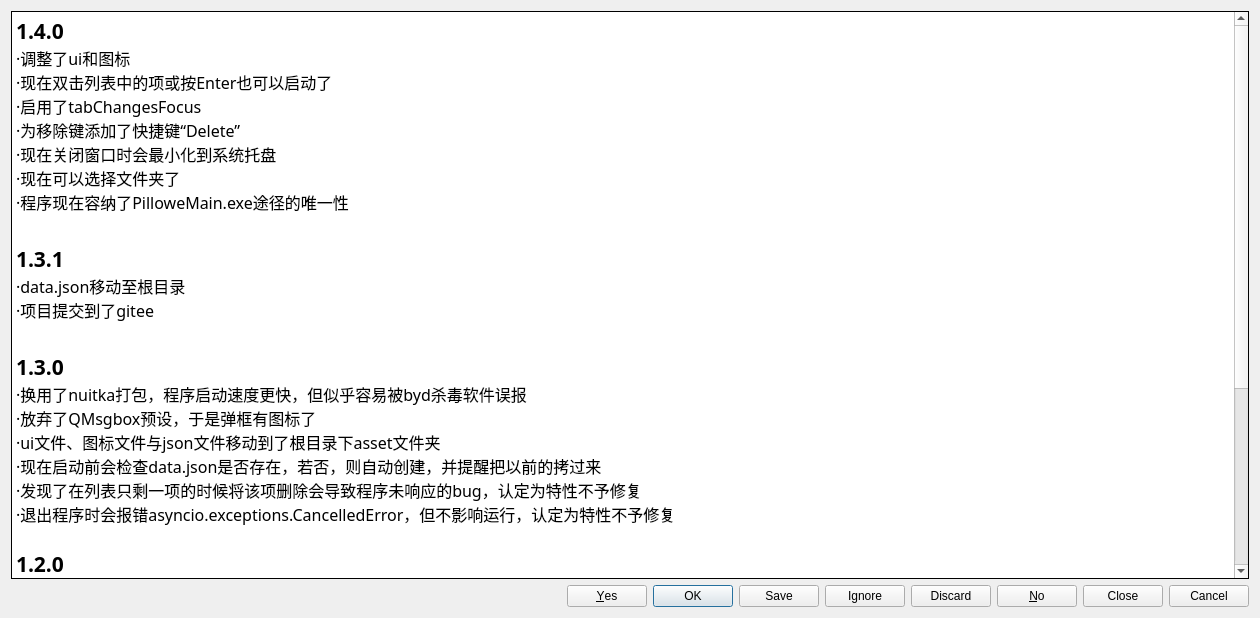
The window that assets/changelog.ui (Pillowe582/toolkit) describes before a commit, drawn with Qt 5.
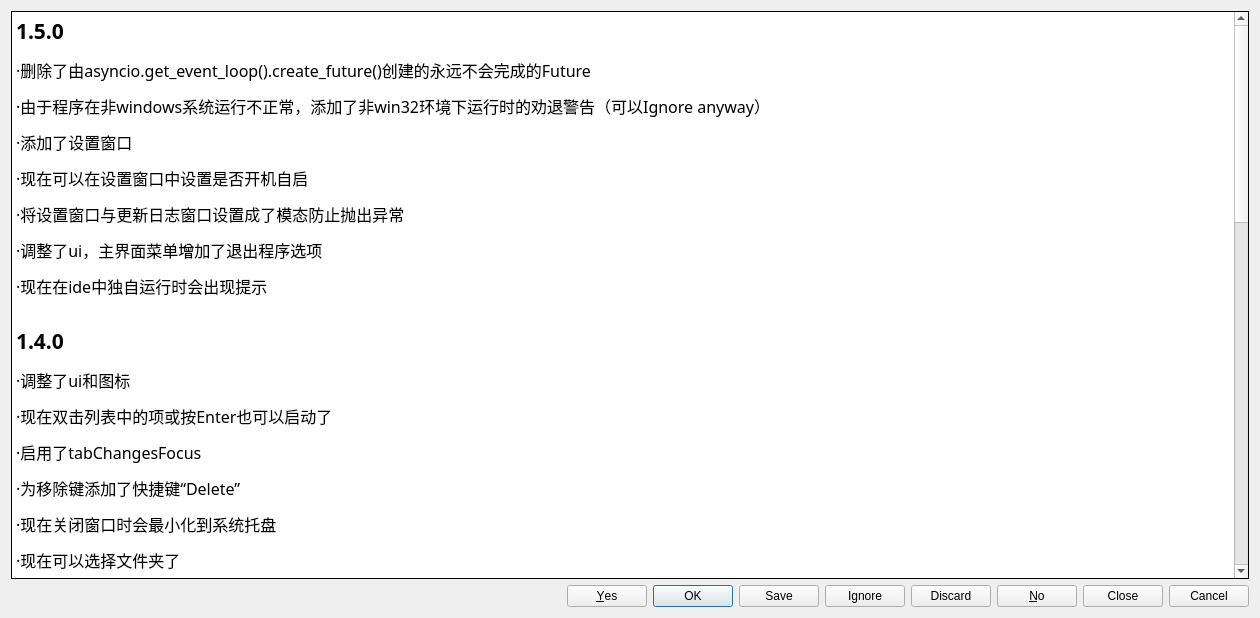
The same window after the commit.

```diff
--- a/assets/changelog.ui
+++ b/assets/changelog.ui
@@ -14,6 +14,16 @@
    <string>更新日志</string>
   </property>
   <layout class="QGridLayout" name="gridLayout">
+   <item row="1" column="0">
+    <widget class="QDialogButtonBox" name="buttonBox">
+     <property name="orientation">
+      <enum>Qt::Horizontal</enum>
+     </property>
+     <property name="standardButtons">
+      <set>QDialogButtonBox::Cancel|QDialogButtonBox::Close|QDialogButtonBox::Discard|QDialogButtonBox::Ignore|QDialogButtonBox::No|QDialogButtonBox::Ok|QDialogButtonBox::Save|QDialogButtonBox::Yes</set>
+     </property>
+    </widget>
+   </item>
    <item row="0" column="0">
     <widget class="QTextBrowser" name="textBrowser">
      <property name="font">
@@ -33,48 +43,46 @@
 &lt;html&gt;&lt;head&gt;&lt;meta name=&quot;qrichtext&quot; content=&quot;1&quot; /&gt;&lt;style type=&quot;text/css&quot;&gt;
 p, li { white-space: pre-wrap; }
 &lt;/style&gt;&lt;/head&gt;&lt;body style=&quot; font-family:'宋体','宋体'; font-size:9pt; font-weight:400; font-style:normal;&quot;&gt;
-&lt;p style=&quot; margin-top:0px; margin-bottom:0px; margin-left:0px; margin-right:0px; -qt-block-indent:0; text-indent:0px;&quot;&gt;&lt;span style=&quot; font-family:'SimSun'; font-size:16pt; font-weight:600;&quot;&gt;1.4.0&lt;/span&gt;&lt;/p&gt;
-&lt;p style=&quot; margin-top:0px; margin-bottom:0px; margin-left:0px; margin-right:0px; -qt-block-indent:0; text-indent:0px;&quot;&gt;&lt;span style=&quot; font-family:'SimSun'; font-size:12pt;&quot;&gt;·调整了ui和图标&lt;/span&gt;&lt;/p&gt;
-&lt;p style=&quot; margin-top:0px; margin-bottom:0px; margin-left:0px; margin-right:0px; -qt-block-indent:0; text-indent:0px;&quot;&gt;&lt;span style=&quot; font-family:'SimSun'; font-size:12pt;&quot;&gt;·现在双击列表中的项或按Enter也可以启动了&lt;/span&gt;&lt;/p&gt;
-&lt;p style=&quot; margin-top:0px; margin-bottom:0px; margin-left:0px; margin-right:0px; -qt-block-indent:0; text-indent:0px;&quot;&gt;&lt;span style=&quot; font-family:'SimSun'; font-size:12pt;&quot;&gt;·启用了tabChangesFocus&lt;/span&gt;&lt;/p&gt;
-&lt;p style=&quot; margin-top:0px; margin-bottom:0px; margin-left:0px; margin-right:0px; -qt-block-indent:0; text-indent:0px;&quot;&gt;&lt;span style=&quot; font-family:'SimSun'; font-size:12pt;&quot;&gt;·为移除键添加了快捷键“Delete”&lt;/span&gt;&lt;/p&gt;
-&lt;p style=&quot; margin-top:0px; margin-bottom:0px; margin-left:0px; margin-right:0px; -qt-block-indent:0; text-indent:0px;&quot;&gt;&lt;span style=&quot; font-family:'SimSun'; font-size:12pt;&quot;&gt;·现在关闭窗口时会最小化到系统托盘&lt;/span&gt;&lt;/p&gt;
-&lt;p style=&quot; margin-top:0px; margin-bottom:0px; margin-left:0px; margin-right:0px; -qt-block-indent:0; text-indent:0px;&quot;&gt;&lt;span style=&quot; font-family:'SimSun'; font-size:12pt;&quot;&gt;·现在可以选择文件夹了&lt;/span&gt;&lt;/p&gt;
-&lt;p style=&quot; margin-top:0px; margin-bottom:0px; margin-left:0px; margin-right:0px; -qt-block-indent:0; text-indent:0px;&quot;&gt;&lt;span style=&quot; font-family:'SimSun'; font-size:12pt;&quot;&gt;·程序现在容纳了PilloweMain.exe途径的唯一性&lt;/span&gt;&lt;/p&gt;
-&lt;p style=&quot;-qt-paragraph-type:empty; margin-top:0px; margin-bottom:0px; margin-left:0px; margin-right:0px; -qt-block-indent:0; text-indent:0px; font-family:'SimSun'; font-size:16pt; font-weight:600;&quot;&gt;&lt;br /&gt;&lt;/p&gt;
-&lt;p style=&quot; margin-top:0px; margin-bottom:0px; margin-left:0px; margin-right:0px; -qt-block-indent:0; text-indent:0px;&quot;&gt;&lt;span style=&quot; font-family:'SimSun'; font-size:16pt; font-weight:600;&quot;&gt;1.3.1&lt;/span&gt;&lt;/p&gt;
-&lt;p style=&quot; margin-top:0px; margin-bottom:0px; margin-left:0px; margin-right:0px; -qt-block-indent:0; text-indent:0px;&quot;&gt;&lt;span style=&quot; font-family:'SimSun'; font-size:12pt;&quot;&gt;·data.json移动至根目录&lt;/span&gt;&lt;/p&gt;
-&lt;p style=&quot; margin-top:0px; margin-bottom:0px; margin-left:0px; margin-right:0px; -qt-block-indent:0; text-indent:0px;&quot;&gt;&lt;span style=&quot; font-family:'SimSun'; font-size:12pt;&quot;&gt;·项目提交到了gitee&lt;/span&gt;&lt;/p&gt;
-&lt;p style=&quot;-qt-paragraph-type:empty; margin-top:0px; margin-bottom:0px; margin-left:0px; margin-right:0px; -qt-block-indent:0; text-indent:0px; font-family:'SimSun'; font-size:16pt; font-weight:600;&quot;&gt;&lt;br /&gt;&lt;/p&gt;
-&lt;p style=&quot; margin-top:0px; margin-bottom:0px; margin-left:0px; margin-right:0px; -qt-block-indent:0; text-indent:0px;&quot;&gt;&lt;span style=&quot; font-family:'SimSun'; font-size:16pt; font-weight:600;&quot;&gt;1.3.0&lt;/span&gt;&lt;/p&gt;
-&lt;p style=&quot; margin-top:0px; margin-bottom:0px; margin-left:0px; margin-right:0px; -qt-block-indent:0; text-indent:0px;&quot;&gt;&lt;span style=&quot; font-family:'SimSun'; font-size:12pt;&quot;&gt;·换用了nuitka打包，程序启动速度更快，但似乎容易被byd杀毒软件误报&lt;/span&gt;&lt;/p&gt;
-&lt;p style=&quot; margin-top:0px; margin-bottom:0px; margin-left:0px; margin-right:0px; -qt-block-indent:0; text-indent:0px;&quot;&gt;&lt;span style=&quot; font-family:'SimSun'; font-size:12pt;&quot;&gt;·放弃了QMsgbox预设，于是弹框有图标了&lt;/span&gt;&lt;/p&gt;
-&lt;p style=&quot; margin-top:0px; margin-bottom:0px; margin-left:0px; margin-right:0px; -qt-block-indent:0; text-indent:0px;&quot;&gt;&lt;span style=&quot; font-family:'SimSun'; font-size:12pt;&quot;&gt;·ui文件、图标文件与json文件移动到了根目录下asset文件夹&lt;/span&gt;&lt;/p&gt;
-&lt;p style=&quot; margin-top:0px; margin-bottom:0px; margin-left:0px; margin-right:0px; -qt-block-indent:0; text-indent:0px;&quot;&gt;&lt;span style=&quot; font-family:'SimSun'; font-size:12pt;&quot;&gt;·现在启动前会检查data.json是否存在，若否，则自动创建，并提醒把以前的拷过来&lt;/span&gt;&lt;/p&gt;
-&lt;p style=&quot; margin-top:0px; margin-bottom:0px; margin-left:0px; margin-right:0px; -qt-block-indent:0; text-indent:0px;&quot;&gt;&lt;span style=&quot; font-family:'SimSun'; font-size:12pt;&quot;&gt;·发现了在列表只剩一项的时候将该项删除会导致程序未响应的bug，认定为特性不予修复&lt;/span&gt;&lt;/p&gt;
-&lt;p style=&quot; margin-top:0px; margin-bottom:0px; margin-left:0px; margin-right:0px; -qt-block-indent:0; text-indent:0px;&quot;&gt;&lt;span style=&quot; font-family:'SimSun'; font-size:12pt;&quot;&gt;·退出程序时会报错asyncio.exceptions.CancelledError，但不影响运行，认定为特性不予修复&lt;/span&gt;&lt;/p&gt;
-&lt;p style=&quot;-qt-paragraph-type:empty; margin-top:0px; margin-bottom:0px; margin-left:0px; margin-right:0px; -qt-block-indent:0; text-indent:0px; font-family:'SimSun'; font-size:12pt;&quot;&gt;&lt;br /&gt;&lt;/p&gt;
-&lt;p style=&quot; margin-top:0px; margin-bottom:0px; margin-left:0px; margin-right:0px; -qt-block-indent:0; text-indent:0px;&quot;&gt;&lt;span style=&quot; font-family:'SimSun'; font-size:16pt; font-weight:600;&quot;&gt;1.2.0&lt;/span&gt;&lt;/p&gt;
-&lt;p style=&quot; margin-top:0px; margin-bottom:0px; margin-left:0px; margin-right:0px; -qt-block-indent:0; text-indent:0px;&quot;&gt;&lt;span style=&quot; font-family:'SimSun'; font-size:12pt;&quot;&gt;·删除了subprocess.run()函数以减少“XX，启动！”命令线程阻塞导致的未响应惨剧，改为使用asyncio库异步执行shell程序&lt;/span&gt;&lt;/p&gt;
-&lt;p style=&quot; margin-top:0px; margin-bottom:0px; margin-left:0px; margin-right:0px; -qt-block-indent:0; text-indent:0px;&quot;&gt;&lt;span style=&quot; font-family:'SimSun'; font-size:12pt;&quot;&gt;·添加了Changelog&lt;/span&gt;&lt;/p&gt;
-&lt;p style=&quot;-qt-paragraph-type:empty; margin-top:0px; margin-bottom:0px; margin-left:0px; margin-right:0px; -qt-block-indent:0; text-indent:0px; font-family:'SimSun'; font-size:16pt; font-weight:600;&quot;&gt;&lt;br /&gt;&lt;/p&gt;
-&lt;p style=&quot; margin-top:0px; margin-bottom:0px; margin-left:0px; margin-right:0px; -qt-block-indent:0; text-indent:0px;&quot;&gt;&lt;span style=&quot; font-family:'SimSun'; font-size:16pt; font-weight:600;&quot;&gt;1.1.0&lt;/span&gt;&lt;/p&gt;
-&lt;p style=&quot; margin-top:0px; margin-bottom:0px; margin-left:0px; margin-right:0px; -qt-block-indent:0; text-indent:0px;&quot;&gt;&lt;span style=&quot; font-family:'SimSun'; font-size:12pt;&quot;&gt;·修复了选择删除列表最后一项，之后选择剩下的倒数第二项，再选择最后一项时已删除项内容复辟的bug&lt;/span&gt;&lt;/p&gt;
-&lt;p style=&quot;-qt-paragraph-type:empty; margin-top:0px; margin-bottom:0px; margin-left:0px; margin-right:0px; -qt-block-indent:0; text-indent:0px; font-family:'SimSun'; font-size:16pt;&quot;&gt;&lt;br /&gt;&lt;/p&gt;
-&lt;p style=&quot; margin-top:0px; margin-bottom:0px; margin-left:0px; margin-right:0px; -qt-block-indent:0; text-indent:0px;&quot;&gt;&lt;span style=&quot; font-family:'SimSun'; font-size:16pt; font-weight:600;&quot;&gt;1.0.0&lt;/span&gt;&lt;/p&gt;
-&lt;p style=&quot; margin-top:0px; margin-bottom:0px; margin-left:0px; margin-right:0px; -qt-block-indent:0; text-indent:0px;&quot;&gt;&lt;span style=&quot; font-family:'SimSun'; font-size:12pt;&quot;&gt;·Pillowe's Toolkit诞生&lt;/span&gt;&lt;/p&gt;
-&lt;p style=&quot; margin-top:0px; margin-bottom:0px; margin-left:0px; margin-right:0px; -qt-block-indent:0; text-indent:0px;&quot;&gt;&lt;span style=&quot; font-family:'SimSun'; font-size:12pt; text-decoration: line-through;&quot;&gt;妈妈生的&lt;/span&gt;&lt;/p&gt;
-&lt;p style=&quot;-qt-paragraph-type:empty; margin-top:0px; margin-bottom:0px; margin-left:0px; margin-right:0px; -qt-block-indent:0; text-indent:0px; font-family:'SimSun'; font-size:16pt;&quot;&gt;&lt;br /&gt;&lt;/p&gt;&lt;/body&gt;&lt;/html&gt;</string>
-     </property>
-    </widget>
-   </item>
-   <item row="1" column="0">
-    <widget class="QDialogButtonBox" name="buttonBox">
-     <property name="orientation">
-      <enum>Qt::Horizontal</enum>
-     </property>
-     <property name="standardButtons">
-      <set>QDialogButtonBox::Cancel|QDialogButtonBox::Close|QDialogButtonBox::Discard|QDialogButtonBox::Ignore|QDialogButtonBox::No|QDialogButtonBox::Ok|QDialogButtonBox::Save|QDialogButtonBox::Yes</set>
+&lt;p style=&quot; margin-top:12px; margin-bottom:12px; margin-left:0px; margin-right:0px; -qt-block-indent:0; text-indent:0px;&quot;&gt;&lt;span style=&quot; font-size:16pt; font-weight:600;&quot;&gt;1.5.0&lt;/span&gt;&lt;/p&gt;
+&lt;p style=&quot; margin-top:12px; margin-bottom:12px; margin-left:0px; margin-right:0px; -qt-block-indent:0; text-indent:0px;&quot;&gt;&lt;span style=&quot; font-size:12pt;&quot;&gt;·删除了由&lt;/span&gt;&lt;span style=&quot; font-family:'SimSun'; font-size:12pt;&quot;&gt;asyncio.get_event_loop().create_future()创建的永远不会完成的Future&lt;/span&gt;&lt;/p&gt;
+&lt;p style=&quot; margin-top:12px; margin-bottom:12px; margin-left:0px; margin-right:0px; -qt-block-indent:0; text-indent:0px;&quot;&gt;&lt;span style=&quot; font-family:'SimSun'; font-size:12pt;&quot;&gt;·由于程序在非windows系统运行不正常，添加了非win32环境下运行时的劝退警告（可以Ignore anyway）&lt;/span&gt;&lt;/p&gt;
+&lt;p style=&quot; margin-top:12px; margin-bottom:12px; margin-left:0px; margin-right:0px; -qt-block-indent:0; text-indent:0px;&quot;&gt;&lt;span style=&quot; font-size:12pt;&quot;&gt;·添加了设置窗口&lt;/span&gt;&lt;/p&gt;
+&lt;p style=&quot; margin-top:12px; margin-bottom:12px; margin-left:0px; margin-right:0px; -qt-block-indent:0; text-indent:0px;&quot;&gt;&lt;span style=&quot; font-size:12pt;&quot;&gt;·现在可以在设置窗口中设置是否开机自启&lt;/span&gt;&lt;/p&gt;
+&lt;p style=&quot; margin-top:12px; margin-bottom:12px; margin-left:0px; margin-right:0px; -qt-block-indent:0; text-indent:0px;&quot;&gt;&lt;span style=&quot; font-size:12pt;&quot;&gt;·将设置窗口与更新日志窗口设置成了模态防止抛出异常&lt;/span&gt;&lt;/p&gt;
+&lt;p style=&quot; margin-top:12px; margin-bottom:12px; margin-left:0px; margin-right:0px; -qt-block-indent:0; text-indent:0px;&quot;&gt;&lt;span style=&quot; font-size:12pt;&quot;&gt;·调整了ui，主界面菜单增加了退出程序选项&lt;/span&gt;&lt;/p&gt;
+&lt;p style=&quot; margin-top:12px; margin-bottom:12px; margin-left:0px; margin-right:0px; -qt-block-indent:0; text-indent:0px;&quot;&gt;&lt;span style=&quot; font-size:12pt;&quot;&gt;·现在在ide中独自运行时会出现提示&lt;/span&gt;&lt;br /&gt;&lt;/p&gt;
+&lt;p style=&quot; margin-top:12px; margin-bottom:12px; margin-left:0px; margin-right:0px; -qt-block-indent:0; text-indent:0px;&quot;&gt;&lt;span style=&quot; font-family:'SimSun'; font-size:16pt; font-weight:600;&quot;&gt;1.4.0&lt;/span&gt;&lt;/p&gt;
+&lt;p style=&quot; margin-top:12px; margin-bottom:12px; margin-left:0px; margin-right:0px; -qt-block-indent:0; text-indent:0px;&quot;&gt;&lt;span style=&quot; font-family:'SimSun'; font-size:12pt;&quot;&gt;·调整了ui和图标&lt;/span&gt;&lt;/p&gt;
+&lt;p style=&quot; margin-top:12px; margin-bottom:12px; margin-left:0px; margin-right:0px; -qt-block-indent:0; text-indent:0px;&quot;&gt;&lt;span style=&quot; font-family:'SimSun'; font-size:12pt;&quot;&gt;·现在双击列表中的项或按Enter也可以启动了&lt;/span&gt;&lt;/p&gt;
+&lt;p style=&quot; margin-top:12px; margin-bottom:12px; margin-left:0px; margin-right:0px; -qt-block-indent:0; text-indent:0px;&quot;&gt;&lt;span style=&quot; font-family:'SimSun'; font-size:12pt;&quot;&gt;·启用了tabChangesFocus&lt;/span&gt;&lt;/p&gt;
+&lt;p style=&quot; margin-top:12px; margin-bottom:12px; margin-left:0px; margin-right:0px; -qt-block-indent:0; text-indent:0px;&quot;&gt;&lt;span style=&quot; font-family:'SimSun'; font-size:12pt;&quot;&gt;·为移除键添加了快捷键“Delete”&lt;/span&gt;&lt;/p&gt;
+&lt;p style=&quot; margin-top:12px; margin-bottom:12px; margin-left:0px; margin-right:0px; -qt-block-indent:0; text-indent:0px;&quot;&gt;&lt;span style=&quot; font-family:'SimSun'; font-size:12pt;&quot;&gt;·现在关闭窗口时会最小化到系统托盘&lt;/span&gt;&lt;/p&gt;
+&lt;p style=&quot; margin-top:12px; margin-bottom:12px; margin-left:0px; margin-right:0px; -qt-block-indent:0; text-indent:0px;&quot;&gt;&lt;span style=&quot; font-family:'SimSun'; font-size:12pt;&quot;&gt;·现在可以选择文件夹了&lt;/span&gt;&lt;/p&gt;
+&lt;p style=&quot; margin-top:12px; margin-bottom:12px; margin-left:0px; margin-right:0px; -qt-block-indent:0; text-indent:0px;&quot;&gt;&lt;span style=&quot; font-family:'SimSun'; font-size:12pt;&quot;&gt;·程序现在容纳了PilloweMain.exe途径的唯一性&lt;/span&gt;&lt;/p&gt;
+&lt;p style=&quot; margin-top:12px; margin-bottom:12px; margin-left:0px; margin-right:0px; -qt-block-indent:0; text-indent:0px;&quot;&gt;&lt;br /&gt;&lt;/p&gt;
+&lt;p style=&quot; margin-top:12px; margin-bottom:12px; margin-left:0px; margin-right:0px; -qt-block-indent:0; text-indent:0px;&quot;&gt;&lt;span style=&quot; font-family:'SimSun'; font-size:16pt; font-weight:600;&quot;&gt;1.3.1&lt;/span&gt;&lt;/p&gt;
+&lt;p style=&quot; margin-top:12px; margin-bottom:12px; margin-left:0px; margin-right:0px; -qt-block-indent:0; text-indent:0px;&quot;&gt;&lt;span style=&quot; font-family:'SimSun'; font-size:12pt;&quot;&gt;·data.json移动至根目录&lt;/span&gt;&lt;/p&gt;
+&lt;p style=&quot; margin-top:12px; margin-bottom:12px; margin-left:0px; margin-right:0px; -qt-block-indent:0; text-indent:0px;&quot;&gt;&lt;span style=&quot; font-family:'SimSun'; font-size:12pt;&quot;&gt;·项目提交到了gitee&lt;/span&gt;&lt;/p&gt;
+&lt;p style=&quot; margin-top:12px; margin-bottom:12px; margin-left:0px; margin-right:0px; -qt-block-indent:0; text-indent:0px;&quot;&gt;&lt;br /&gt;&lt;/p&gt;
+&lt;p style=&quot; margin-top:12px; margin-bottom:12px; margin-left:0px; margin-right:0px; -qt-block-indent:0; text-indent:0px;&quot;&gt;&lt;span style=&quot; font-family:'SimSun'; font-size:16pt; font-weight:600;&quot;&gt;1.3.0&lt;/span&gt;&lt;/p&gt;
+&lt;p style=&quot; margin-top:12px; margin-bottom:12px; margin-left:0px; margin-right:0px; -qt-block-indent:0; text-indent:0px;&quot;&gt;&lt;span style=&quot; font-family:'SimSun'; font-size:12pt;&quot;&gt;·换用了nuitka打包，程序启动速度更快，但似乎容易被byd杀毒软件误报&lt;/span&gt;&lt;/p&gt;
+&lt;p style=&quot; margin-top:12px; margin-bottom:12px; margin-left:0px; margin-right:0px; -qt-block-indent:0; text-indent:0px;&quot;&gt;&lt;span style=&quot; font-family:'SimSun'; font-size:12pt;&quot;&gt;·放弃了QMsgbox预设，于是弹框有图标了&lt;/span&gt;&lt;/p&gt;
+&lt;p style=&quot; margin-top:12px; margin-bottom:12px; margin-left:0px; margin-right:0px; -qt-block-indent:0; text-indent:0px;&quot;&gt;&lt;span style=&quot; font-family:'SimSun'; font-size:12pt;&quot;&gt;·ui文件、图标文件与json文件移动到了根目录下asset文件夹&lt;/span&gt;&lt;/p&gt;
+&lt;p style=&quot; margin-top:12px; margin-bottom:12px; margin-left:0px; margin-right:0px; -qt-block-indent:0; text-indent:0px;&quot;&gt;&lt;span style=&quot; font-family:'SimSun'; font-size:12pt;&quot;&gt;·现在启动前会检查data.json是否存在，若否，则自动创建，并提醒把以前的拷过来&lt;/span&gt;&lt;/p&gt;
+&lt;p style=&quot; margin-top:12px; margin-bottom:12px; margin-left:0px; margin-right:0px; -qt-block-indent:0; text-indent:0px;&quot;&gt;&lt;span style=&quot; font-family:'SimSun'; font-size:12pt;&quot;&gt;·发现了在列表只剩一项的时候将该项删除会导致程序未响应的bug，认定为特性不予修复&lt;/span&gt;&lt;/p&gt;
+&lt;p style=&quot; margin-top:12px; margin-bottom:12px; margin-left:0px; margin-right:0px; -qt-block-indent:0; text-indent:0px;&quot;&gt;&lt;span style=&quot; font-family:'SimSun'; font-size:12pt;&quot;&gt;·退出程序时会报错asyncio.exceptions.CancelledError，但不影响运行，认定为特性不予修复&lt;/span&gt;&lt;/p&gt;
+&lt;p style=&quot; margin-top:12px; margin-bottom:12px; margin-left:0px; margin-right:0px; -qt-block-indent:0; text-indent:0px;&quot;&gt;&lt;br /&gt;&lt;/p&gt;
+&lt;p style=&quot; margin-top:12px; margin-bottom:12px; margin-left:0px; margin-right:0px; -qt-block-indent:0; text-indent:0px;&quot;&gt;&lt;span style=&quot; font-family:'SimSun'; font-size:16pt; font-weight:600;&quot;&gt;1.2.0&lt;/span&gt;&lt;/p&gt;
+&lt;p style=&quot; margin-top:12px; margin-bottom:12px; margin-left:0px; margin-right:0px; -qt-block-indent:0; text-indent:0px;&quot;&gt;&lt;span style=&quot; font-family:'SimSun'; font-size:12pt;&quot;&gt;·删除了subprocess.run()函数以减少“XX，启动！”命令线程阻塞导致的未响应惨剧，改为使用asyncio库异步执行shell程序&lt;/span&gt;&lt;/p&gt;
+&lt;p style=&quot; margin-top:12px; margin-bottom:12px; margin-left:0px; margin-right:0px; -qt-block-indent:0; text-indent:0px;&quot;&gt;&lt;span style=&quot; font-family:'SimSun'; font-size:12pt;&quot;&gt;·添加了Changelog&lt;/span&gt;&lt;/p&gt;
+&lt;p style=&quot; margin-top:12px; margin-bottom:12px; margin-left:0px; margin-right:0px; -qt-block-indent:0; text-indent:0px;&quot;&gt;&lt;br /&gt;&lt;/p&gt;
+&lt;p style=&quot; margin-top:12px; margin-bottom:12px; margin-left:0px; margin-right:0px; -qt-block-indent:0; text-indent:0px;&quot;&gt;&lt;span style=&quot; font-family:'SimSun'; font-size:16pt; font-weight:600;&quot;&gt;1.1.0&lt;/span&gt;&lt;/p&gt;
+&lt;p style=&quot; margin-top:12px; margin-bottom:12px; margin-left:0px; margin-right:0px; -qt-block-indent:0; text-indent:0px;&quot;&gt;&lt;span style=&quot; font-family:'SimSun'; font-size:12pt;&quot;&gt;·修复了选择删除列表最后一项，之后选择剩下的倒数第二项，再选择最后一项时已删除项内容复辟的bug&lt;/span&gt;&lt;/p&gt;
+&lt;p style=&quot; margin-top:12px; margin-bottom:12px; margin-left:0px; margin-right:0px; -qt-block-indent:0; text-indent:0px;&quot;&gt;&lt;br /&gt;&lt;/p&gt;
+&lt;p style=&quot; margin-top:12px; margin-bottom:12px; margin-left:0px; margin-right:0px; -qt-block-indent:0; text-indent:0px;&quot;&gt;&lt;span style=&quot; font-family:'SimSun'; font-size:16pt; font-weight:600;&quot;&gt;1.0.0&lt;/span&gt;&lt;/p&gt;
+&lt;p style=&quot; margin-top:12px; margin-bottom:12px; margin-left:0px; margin-right:0px; -qt-block-indent:0; text-indent:0px;&quot;&gt;&lt;span style=&quot; font-family:'SimSun'; font-size:12pt;&quot;&gt;·Pillowe's Toolkit诞生&lt;/span&gt;&lt;/p&gt;
+&lt;p style=&quot; margin-top:12px; margin-bottom:12px; margin-left:0px; margin-right:0px; -qt-block-indent:0; text-indent:0px;&quot;&gt;&lt;span style=&quot; font-family:'SimSun'; font-size:12pt; text-decoration: line-through;&quot;&gt;妈妈生的&lt;/span&gt;&lt;/p&gt;
+&lt;p style=&quot; margin-top:12px; margin-bottom:12px; margin-left:0px; margin-right:0px; -qt-block-indent:0; text-indent:0px;&quot;&gt;&lt;br /&gt;&lt;/p&gt;&lt;/body&gt;&lt;/html&gt;</string>
      </property>
     </widget>
    </item>
```
